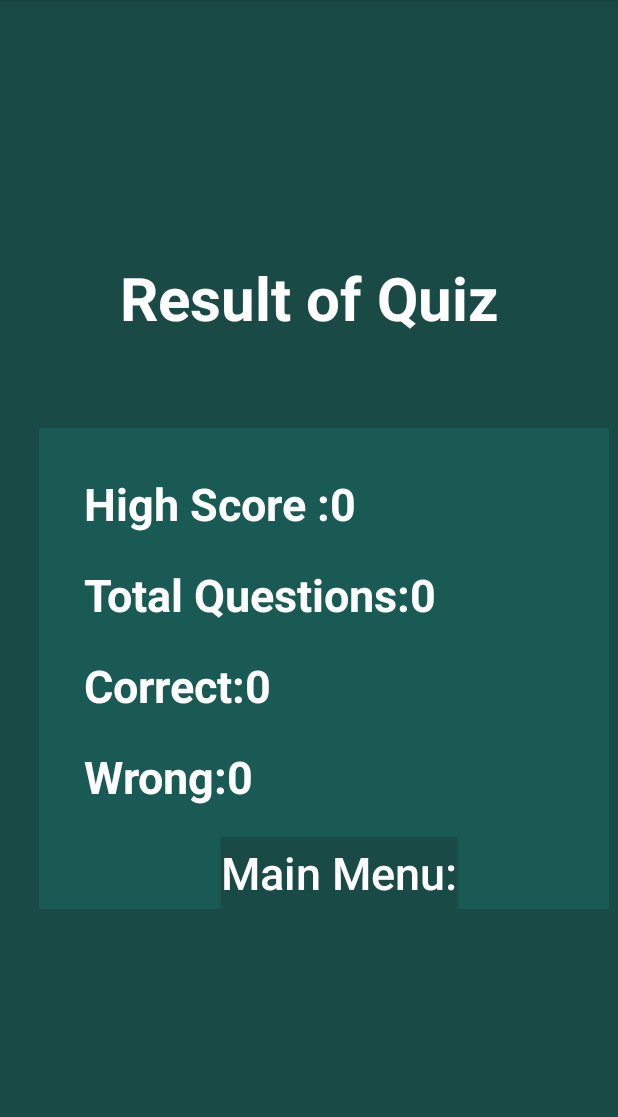
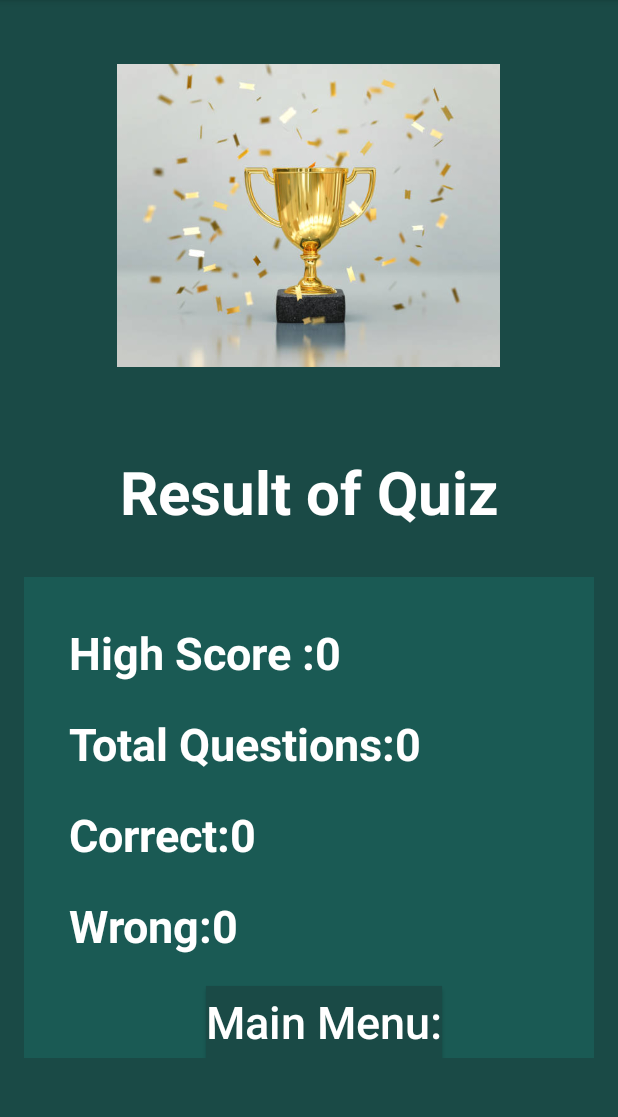
Before and after one commit to DanielAshorov/QuizApp-Android, an Android app: the ResultActivity screen opened directly, with no data from a screen before it, on a phone screen of 412 x 824 dp, the part 84-1201 px from its top. Run offline under Robolectric (Android 15) with nearby library versions, the phone set to English and light mode, and no system bars; Roboto replaces fonts that are not available here.

Commit message:
adding photos

```diff
--- a/app/src/main/res/layout/activity_result.xml
+++ b/app/src/main/res/layout/activity_result.xml
@@ -1,6 +1,7 @@
 <?xml version="1.0" encoding="utf-8"?>
 <LinearLayout
     xmlns:android="http://schemas.android.com/apk/res/android"
+    xmlns:app="http://schemas.android.com/apk/res-auto"
     xmlns:tools="http://schemas.android.com/tools"
     android:layout_width="match_parent"
     android:layout_height="match_parent"
@@ -9,11 +10,20 @@
     android:gravity="center"
     tools:context=".ResultActivity">
 
+
+    <ImageView
+        android:id="@+id/imageView2"
+        android:layout_width="255dp"
+        android:layout_height="223dp"
+        android:layout_marginTop="-30dp"
+        app:srcCompat="@drawable/results_photo" />
+
     <TextView
         android:layout_width="match_parent"
         android:layout_height="wrap_content"
         android:layout_gravity="center"
-        android:layout_marginBottom="50dp"
+        android:layout_marginTop="35dp"
+        android:layout_marginBottom="20dp"
         android:padding="10dp"
         android:text="@string/txt_result_title"
         android:textAlignment="center"
@@ -24,8 +34,6 @@
     <LinearLayout
         android:layout_width="380dp"
         android:layout_height="wrap_content"
-        android:layout_marginStart="10dp"
-        android:layout_marginLeft="10dp"
         android:background="#1A5A54"
         android:orientation="vertical"
         android:paddingStart="30dp"
@@ -95,4 +103,5 @@
             android:textSize="30sp" />
 
     </LinearLayout>
+
 </LinearLayout>
```
Also changed, not shown: app/src/main/res/layout/activity_opening.xml (+11 -0 lines), app/src/main/res/drawable/results_photo.jpg (added), app/src/main/res/drawable/trivia_opening.jpg (added).
